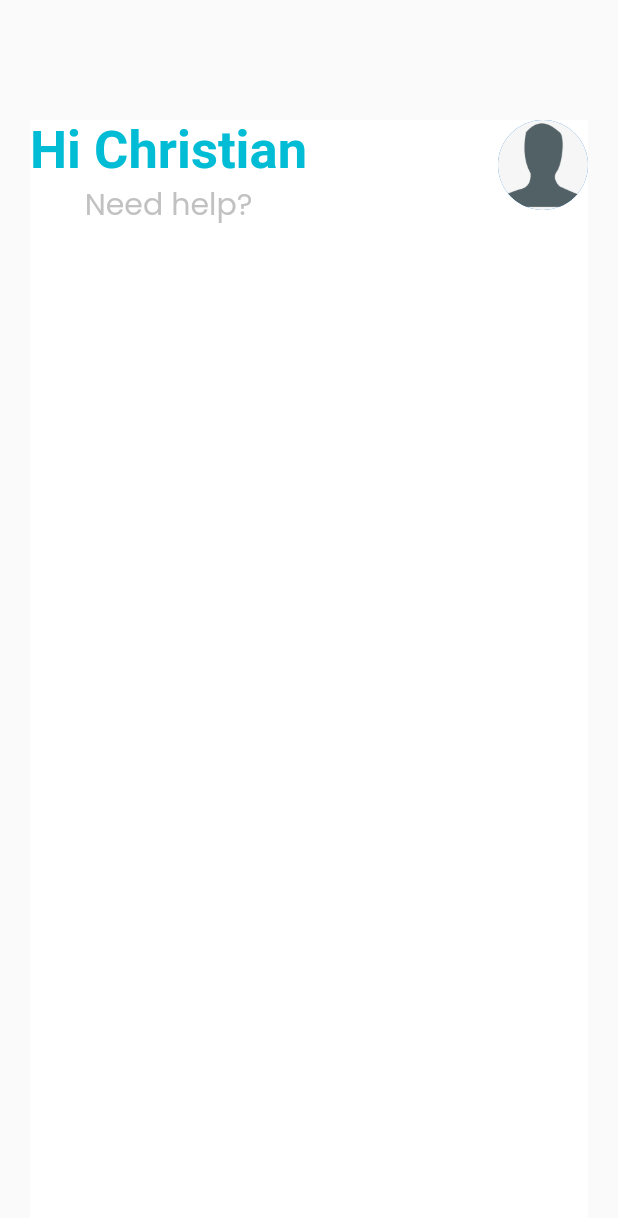
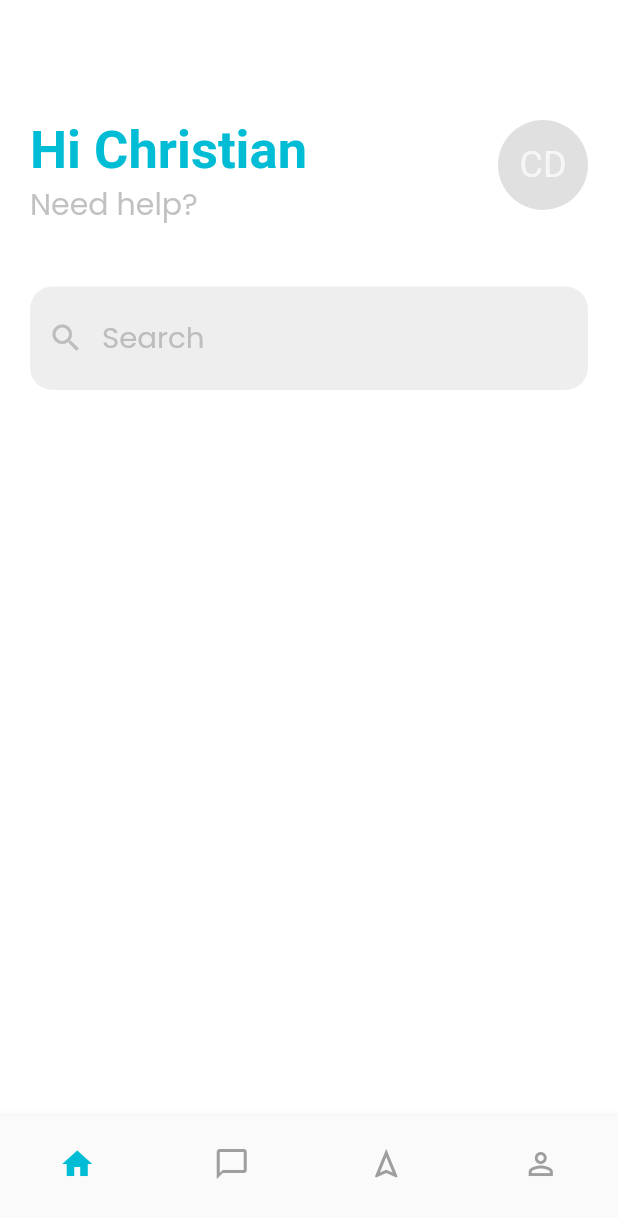
Before and after one commit to YerNiarb/etabang, a Flutter app: the screen it shows after launch, on a phone screen of 412 x 824 dp. Shown: the top 1218 px of the screen. Run offline on Flutter 3.47's test engine with Material 2 defaults, Android fonts, the phone set to English and light mode, and no system bars; Roboto replaces fonts that are missing (Helvetica).

Commit message:
find services

```diff
--- /dev/null
+++ b/etabang/lib/enums/user_type.dart
@@ -0,0 +1,4 @@
+enum UserType {
+  staff,
+  customer
+}
--- a/etabang/lib/main.dart
+++ b/etabang/lib/main.dart
@@ -1,5 +1,6 @@
 import 'package:etabang/pages/customer/find_services.dart';
 import 'package:etabang/pages/get_started.dart';
+import 'package:etabang/pages/homepage.dart';
 import 'package:etabang/pages/sign_in.dart';
 import 'package:etabang/pages/sign_up.dart';
 import 'package:etabang/pages/welcome_page.dart';
@@ -7,6 +8,6 @@ import 'package:flutter/material.dart';
 
 void main() {
   runApp(const MaterialApp(
-    home: FindServices(),
+    home: Homepage(),
   ));
 }
--- /dev/null
+++ b/etabang/lib/models/service.dart
@@ -0,0 +1,6 @@
+class Service {
+  String name;
+  int hourlyPrice;
+
+  Service({required this.name, required this.hourlyPrice});
+}
--- a/etabang/lib/pages/customer/find_services.dart
+++ b/etabang/lib/pages/customer/find_services.dart
@@ -1,4 +1,6 @@
 import 'package:flutter/material.dart';
+
+import '../../models/service.dart';
 
 class FindServices extends StatelessWidget {
   const FindServices({super.key});
@@ -6,48 +8,86 @@ class FindServices extends StatelessWidget {
   @override
   Widget build(BuildContext context) {
     String customerName = "Christian";
-    AssetImage assetImage = AssetImage("assets/images/default-profile.png");
+    TextEditingController textFilter = TextEditingController();
+    CircleAvatar defaultAvatar = CircleAvatar(
+        radius: 30,
+        backgroundColor: Colors.grey[300],
+        child: const Text(
+          'CD',
+          style: TextStyle(fontSize: 24, color: Colors.white70),
+        ));
+
+    List<Service> services = [
+      Service(name: "Laundry Services", hourlyPrice: 100),
+      Service(name: "Caretaker Services", hourlyPrice: 100),
+      Service(name: "Plumbing Services", hourlyPrice: 100),
+      Service(name: "Dishwashing Services", hourlyPrice: 100),
+    ];
 
     return Scaffold(
+      backgroundColor: Colors.white,
       body: Padding(
         padding: const EdgeInsets.fromLTRB(20.0, 80.0, 20.0, 10.0),
         child: Container(
           color: Colors.white,
-          child: Column(
-            children: [
+          child: Column(children: [
             Row(
               mainAxisAlignment: MainAxisAlignment.spaceBetween,
               crossAxisAlignment: CrossAxisAlignment.start,
               children: [
                 Column(
+                  crossAxisAlignment: CrossAxisAlignment.start,
                   children: [
-                      Text(
-                        'Hi $customerName',
+                    Text('Hi $customerName',
                         style: const TextStyle(
                             fontSize: 35,
                             fontWeight: FontWeight.bold,
                             color: Colors.cyan,
-                          fontFamily: 'Helvetica')
-                      ),
-
-                      const Text(
-                        'Need help?',
+                            fontFamily: 'Helvetica')),
+                    const Text('Need help?',
                         style: TextStyle(
                             fontSize: 20,
                             color: Color(0x97979797),
-                          fontFamily: 'Poppins')
-                      ),
-
+                            fontFamily: 'Poppins')),
                   ],
                 ),
-                  CircleAvatar(
-                    backgroundImage: assetImage,
-                    radius: 30,
+                defaultAvatar
+              ],
+            ),
+            Container(
+              margin: const EdgeInsets.fromLTRB(0, 40, 0, 40),
+              child: TextField(
+                  cursorColor: Colors.grey,
+                  controller: textFilter,
+                  style: const TextStyle(fontSize: 19.5, fontFamily: 'Poppins'),
+                  decoration: InputDecoration(
+                    border: OutlineInputBorder(
+                      borderRadius: BorderRadius.circular(15.0),
+                      borderSide: BorderSide.none
+                    ),
+                    hintText: 'Search',
+                    hintStyle: TextStyle(fontSize: 19.5, fontFamily: 'Poppins', color: Colors.grey[400]),
+                    prefixIcon: Icon(Icons.search, color: Colors.grey[400]),
+                    labelStyle: const TextStyle(fontSize: 19.5, fontFamily: 'Poppins'),
+                    filled: true,
+                    fillColor: Colors.grey[200],
+                    focusedBorder: const OutlineInputBorder(
+                      borderSide: BorderSide(color: Colors.grey)
                     )
+                  )),
+            ),
+            SingleChildScrollView(
+              child: Container(
+                height: 200.0,
+                color: Colors.blue,
+                child: Column(
+                  children: <Widget>[
+                    // add your widgets here
                   ],
+                ),
               )
-            ]
-          ),
+            )
+          ]),
         ),
       ),
     );
--- /dev/null
+++ b/etabang/lib/pages/homepage.dart
@@ -0,0 +1,68 @@
+import 'package:etabang/pages/customer/find_services.dart';
+import 'package:etabang/utils/slide_page_route.dart';
+import 'package:flutter/material.dart';
+import 'package:flutter/src/widgets/framework.dart';
+import 'package:flutter/src/widgets/placeholder.dart';
+
+class Homepage extends StatefulWidget {
+  const Homepage({super.key});
+
+  @override
+  State<Homepage> createState() => _HomepageState();
+}
+
+class _HomepageState extends State<Homepage> {
+  int _selectedIndex = 0;
+  static const List<Widget> _screens = <Widget>[
+    FindServices(),
+    Text('Messages'),
+    Text('Navigate'),
+    Text('Profile'),
+  ];
+
+  void _onItemTapped(int index) {
+    setState(() {
+      _selectedIndex = index;
+    });
+  }
+
+  @override
+  Widget build(BuildContext context) {
+    return Scaffold(
+      body: Center(
+        child: _screens.elementAt(_selectedIndex),
+      ),
+      bottomNavigationBar: SizedBox(
+        height: 80,
+        child: BottomNavigationBar(
+          type: BottomNavigationBarType.fixed,
+          currentIndex: _selectedIndex,
+          elevation: 5,
+          selectedItemColor: Colors.cyan,
+          unselectedItemColor: Colors.grey,
+          onTap: _onItemTapped,
+          items: const <BottomNavigationBarItem>[
+            BottomNavigationBarItem(
+              icon: Icon(
+                Icons.home,
+              ),
+              label: '',
+            ),
+            BottomNavigationBarItem(
+              icon: Icon(Icons.chat_bubble_outline),
+              label: '',
+            ),
+            BottomNavigationBarItem(
+              icon: Icon(Icons.navigation_outlined),
+              label: '',
+            ),
+            BottomNavigationBarItem(
+              icon: Icon(Icons.person_outline),
+              label: '',
+            ),
+          ],
+        ),
+      ),
+    );
+  }
+}
--- /dev/null
+++ b/etabang/lib/utils/slide_page_route.dart
@@ -0,0 +1,19 @@
+import 'package:flutter/material.dart';
+import 'package:flutter/widgets.dart';
+
+class SlidePageRoute<T> extends MaterialPageRoute<T> {
+  SlidePageRoute({required WidgetBuilder builder})
+      : super(builder: builder);
+
+  @override
+  Widget buildTransitions(BuildContext context, Animation<double> animation,
+      Animation<double> secondaryAnimation, Widget child) {
+    return SlideTransition(
+      position: Tween<Offset>(
+        begin: Offset(1.0, 0.0),
+        end: Offset.zero,
+      ).animate(animation),
+      child: child,
+    );
+  }
+}
```
Lines whose indentation alone changed are shown as unchanged.
